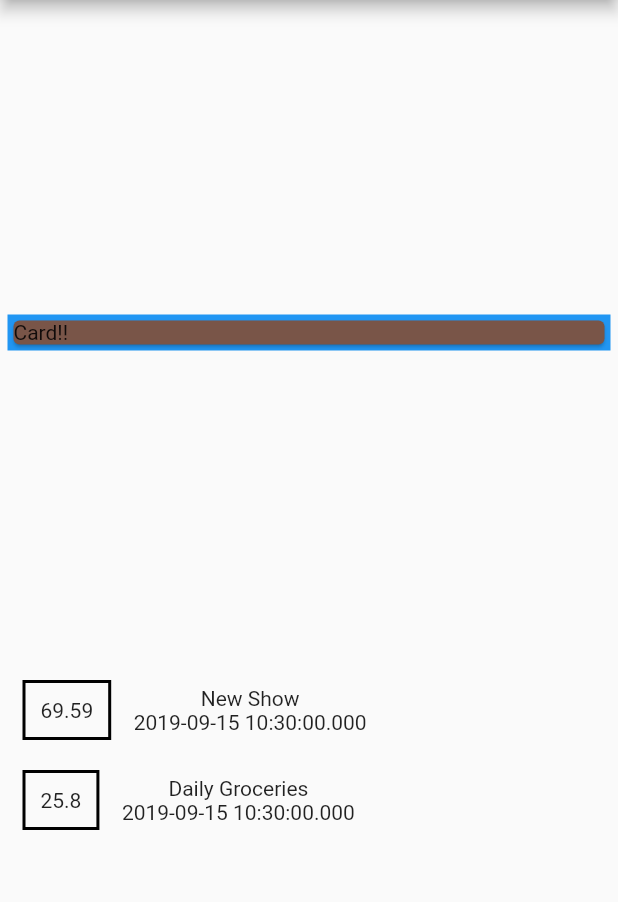
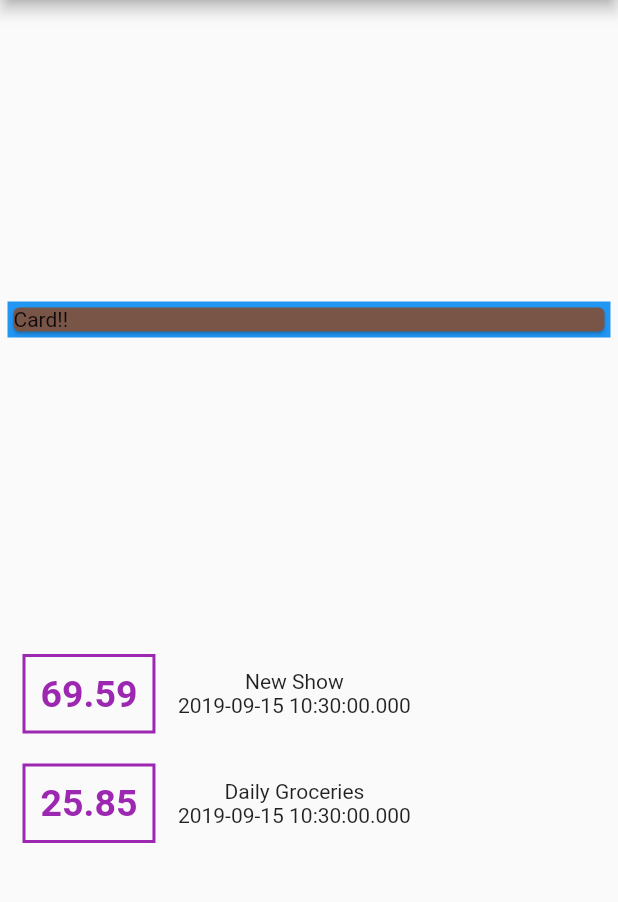
Before and after one commit to rezatrue/Expanse_Planner, a Flutter app: the screen it shows after launch, on a phone screen of 412 x 824 dp, the part 84-986 px from its top. Run offline on Flutter 3.47's test engine with Material 2 defaults, Android fonts, the phone set to English and light mode, and no system bars.

Commit message:
Text Style

```diff
--- a/lib/main.dart
+++ b/lib/main.dart
@@ -13,7 +13,7 @@ class _MyAppState extends State<MyApp> {
   final List<Transaction> transactions =
   [
     Transaction(id: 't1', title: 'New Show', amount: 69.59, date: DateTime.now()),
-    Transaction(id: 't2', title: 'Daily Groceries', amount: 25.80, date: DateTime.now()),
+    Transaction(id: 't2', title: 'Daily Groceries', amount: 25.85, date: DateTime.now()),
   ];
 
   @override
@@ -40,9 +40,16 @@ class _MyAppState extends State<MyApp> {
                 return Row(children: <Widget>[
                   Container(
                     margin: EdgeInsets.symmetric(vertical: 10, horizontal: 15),
-                    decoration: BoxDecoration(border: Border.all(color: Colors.black, style: BorderStyle.solid, width: 2)),
+                    decoration: BoxDecoration(border: Border.all(color: Colors.purple, style: BorderStyle.solid, width: 2)),
                     padding: EdgeInsets.all(10),
-                    child: Text(tx.amount.toString()),),
+                    child: Text(tx.amount.toString(),
+                      style: TextStyle(
+                        fontWeight: FontWeight.bold,
+                        fontSize: 25,
+                        color: Colors.purple,
+                      ),
+                      ),
+                    ),
                   Column(children: <Widget>[
                     Text(tx.title),
                     Text(tx.date.toString()),
```
Also changed, not shown: 1 other file.
